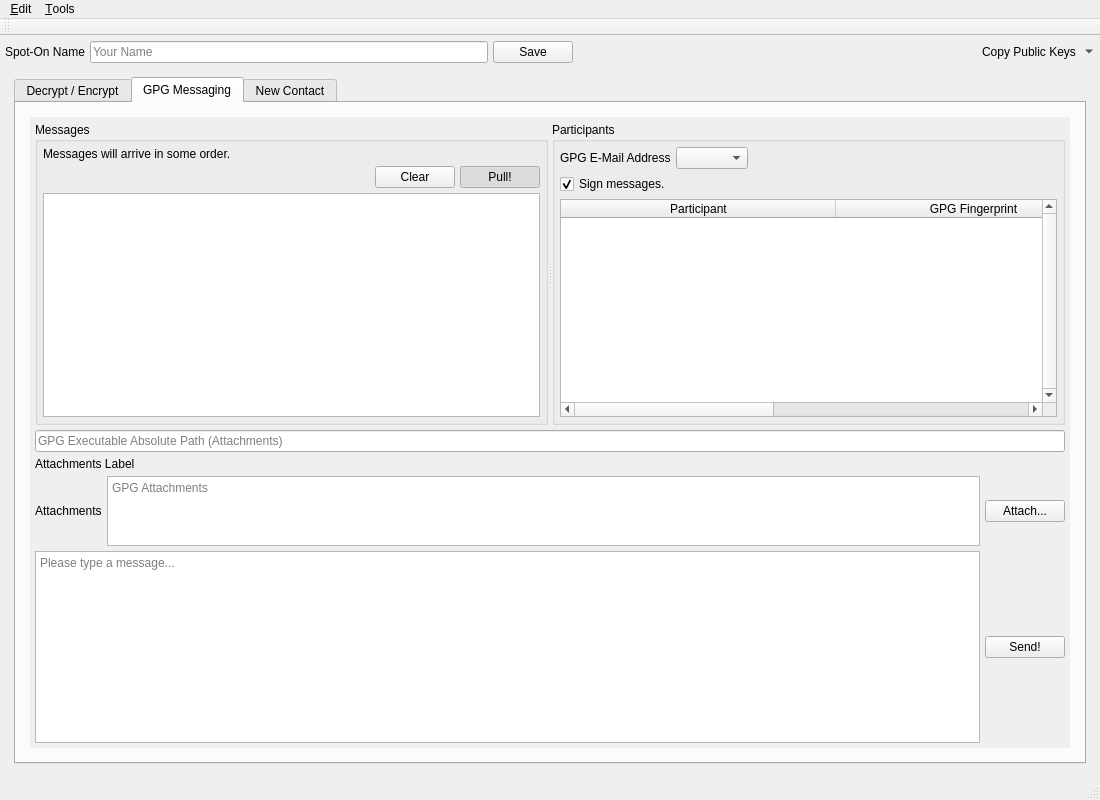
The window that Source/UI/spot-on-rosetta.ui (textbrowser/spot-on) describes before a commit, drawn with Qt 5.
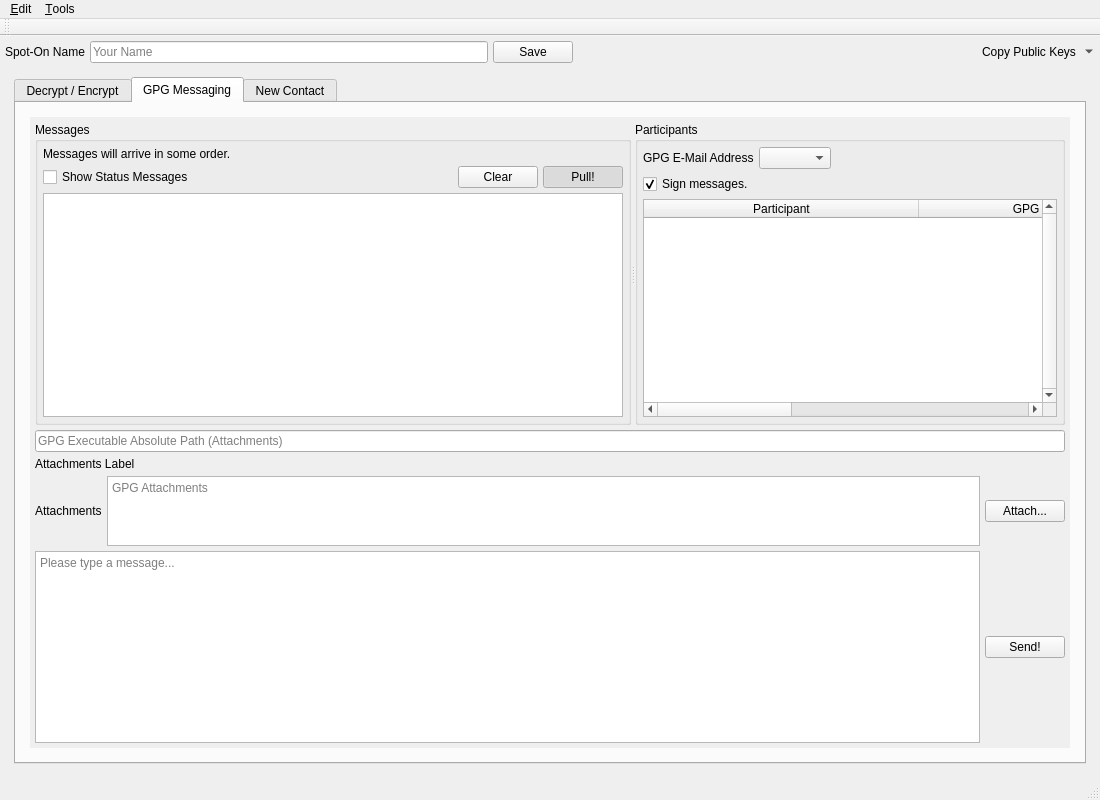
The same window after the commit. The open tabs and pages were chosen to show the change. Icons and pictures are not drawn. Custom widgets are drawn as their Qt base class.

Commit message: Optional GPG status messages.

Patch:
```diff
--- a/Source/UI/spot-on-rosetta.ui
+++ b/Source/UI/spot-on-rosetta.ui
@@ -821,6 +821,13 @@
                            <property name="spacing">
                             <number>5</number>
                            </property>
+                           <item>
+                            <widget class="QCheckBox" name="gpg_show_status_messages">
+                             <property name="text">
+                              <string>Show Status Messages</string>
+                             </property>
+                            </widget>
+                           </item>
                            <item>
                             <spacer name="horizontalSpacer_26">
                              <property name="orientation">
```
Left out of the diff: 1 changed line with no effect on the pictures. The commit also changes 4 other files.
